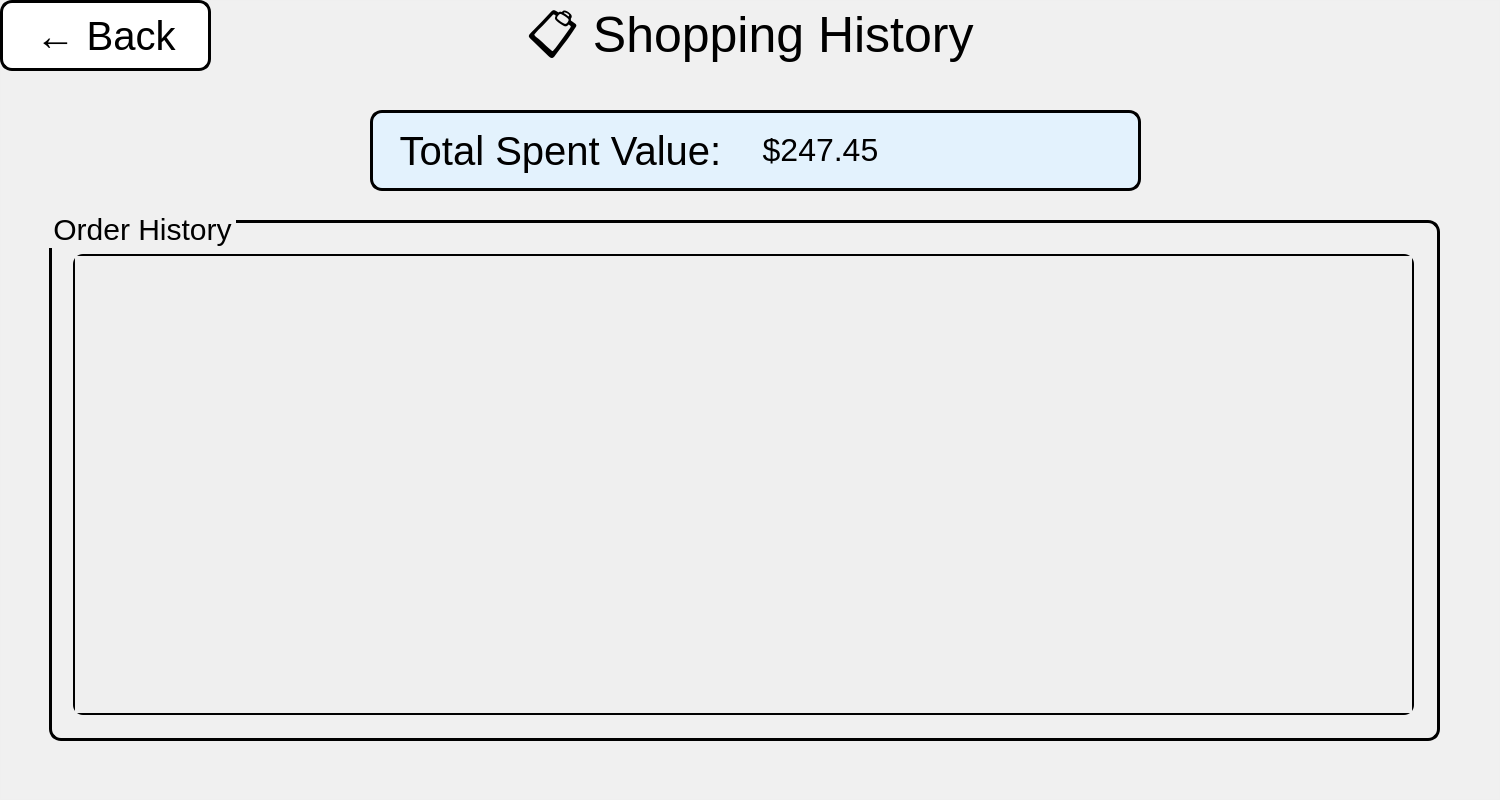
This is BookClubProject/Users/shoppinghistorywindow.ui in mohammadshirizadeh-sudo/book-club as Qt 5 draws it before an edit. The edited form follows.
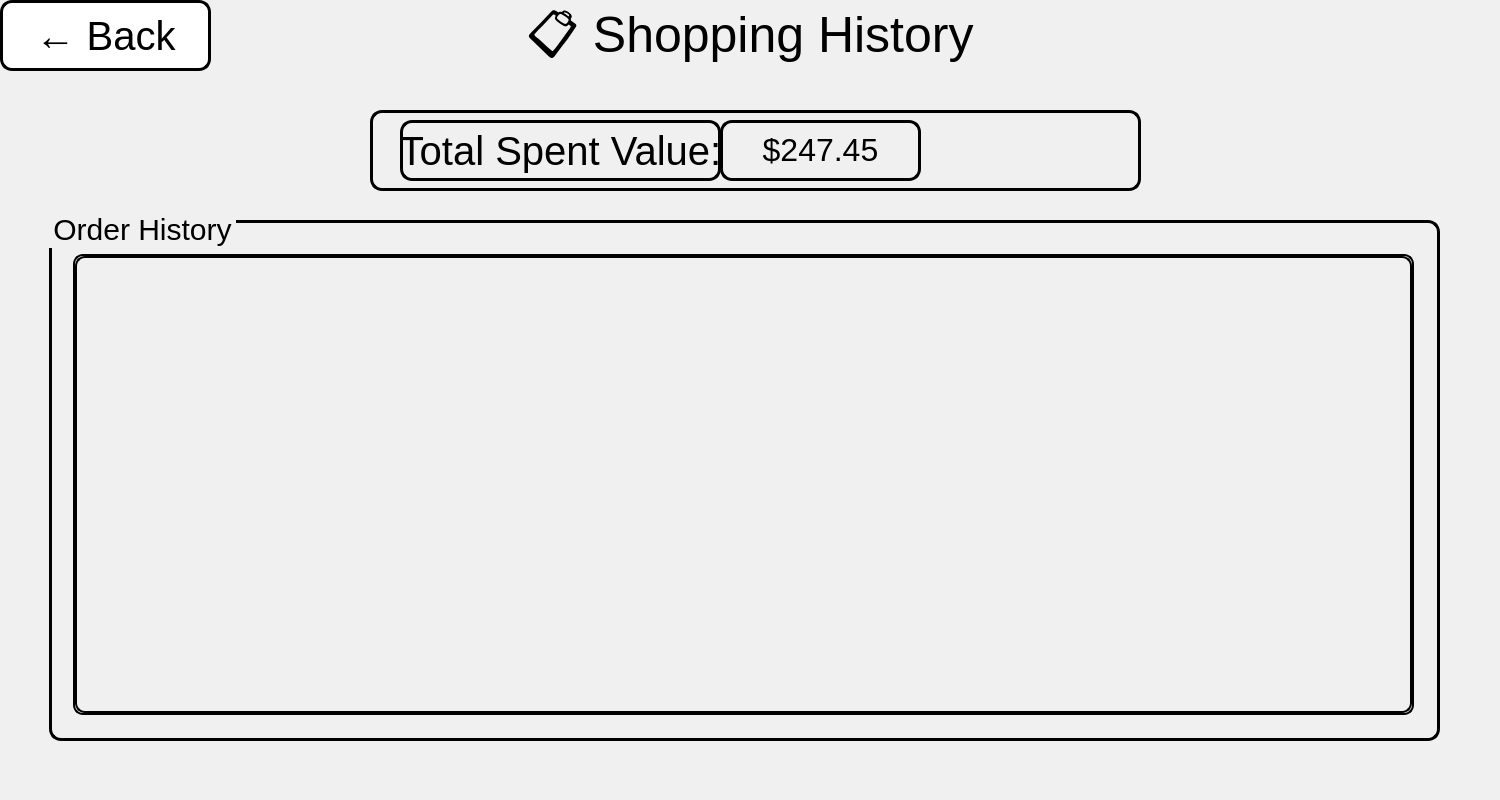
This is the edited form. Icons and pictures are not drawn.

Commit message: incuded necessary files and also upgraded backgrounds

```diff
--- a/BookClubProject/Users/shoppinghistorywindow.ui
+++ b/BookClubProject/Users/shoppinghistorywindow.ui
@@ -84,7 +84,7 @@
       </rect>
      </property>
      <property name="styleSheet">
-      <string notr="true">QFrame#totalSpentCard { background-color: #E3F2FD; border: 3px solid black; border-radius: 12px; }</string>
+      <string notr="true">background-color: #E3F2FD; border: 3px solid black; border-radius: 12px; 	background: transparent;</string>
      </property>
      <property name="frameShape">
       <enum>QFrame::Shape::StyledPanel</enum>
@@ -152,6 +152,7 @@
 	border-radius: 12px; 
 	margin-top: 10px;
 	padding-top: 25px;
+	background: transparent;
 }</string>
      </property>
      <property name="title">
@@ -167,7 +168,11 @@
        </rect>
       </property>
       <property name="styleSheet">
-       <string notr="true">QScrollArea#ordersScrollArea { border: 2px solid black; border-radius: 10px; background-color: white; }</string>
+       <string notr="true">
+	border: 2px solid black;
+	border-radius: 10px;
+	background: transparent;
+</string>
       </property>
       <property name="widgetResizable">
        <bool>true</bool>
```
Left out of the diff: 2 changed lines with no effect on the pictures. The commit also changes 44 other files.
